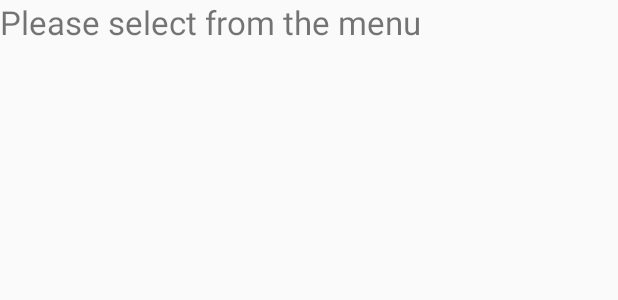
After one commit to Rasmusmp/HI4G39, an Android app: the layout fragment_menu.xml on its own in the app's theme, with its tools: preview values and no code run, on a phone screen of 412 x 824 dp. The commit adds this screen. Shown: the top 300 px of the screen. Run offline under Robolectric (Android 15) with nearby library versions, the phone set to English and light mode, and no system bars.

Commit message:
#change v.1.0

```diff
--- /dev/null
+++ b/app/src/main/res/layout/fragment_menu.xml
@@ -0,0 +1,23 @@
+<LinearLayout xmlns:android="http://schemas.android.com/apk/res/android"
+    xmlns:tools="http://schemas.android.com/tools"
+    tools:context="com.example.rasmus.hi4g39.MenuFragment"
+    android:layout_width="match_parent"
+    android:layout_height="match_parent"
+    android:orientation="vertical">
+
+    <!-- TODO: Update blank fragment layout -->
+    <TextView
+        android:layout_width="match_parent"
+        android:layout_height="wrap_content"
+        android:text="@string/MenuFragment_title"
+        android:layout_gravity="center_horizontal|top"
+        android:textSize="22sp"
+        android:textIsSelectable="false" />
+
+    <ListView
+        android:layout_width="match_parent"
+        android:layout_height="fill_parent"
+        android:id="@+id/series_listView"
+        android:layout_gravity="center_horizontal" />
+
+</LinearLayout>
```
Also changed, not shown: app/build.gradle (+4 -3 lines), app/src/main/java/com/example/rasmus/hi4g39/MainActivity.java (+49 -27 lines), app/src/main/java/com/example/rasmus/hi4g39/MenuFragment.java (added, +21 -0 lines), app/src/main/res/layout/activity_main.xml (+5 -2 lines), app/src/main/res/values/strings.xml (+12 -0 lines), 1 other file.
